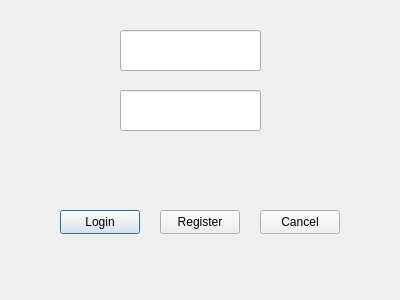
This is BudgetManagementQtVS/BudgetManagementQtVS/LoginDialogView.ui in Greexoff/Budget-Management-App as Qt 5 draws it before an edit. The edited form follows.
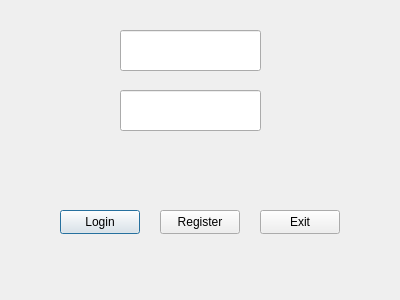
This is the edited form.

Commit message: Poprawione przyciski cancel na przyciski exit zamykające program

Diff of the .ui file:
```diff
--- a/BudgetManagementQtVS/BudgetManagementQtVS/LoginDialogView.ui
+++ b/BudgetManagementQtVS/BudgetManagementQtVS/LoginDialogView.ui
@@ -72,7 +72,7 @@
     </rect>
    </property>
    <property name="text">
-    <string>Cancel</string>
+    <string>Exit</string>
    </property>
   </widget>
  </widget>
```
The commit also changes 2 other files.
